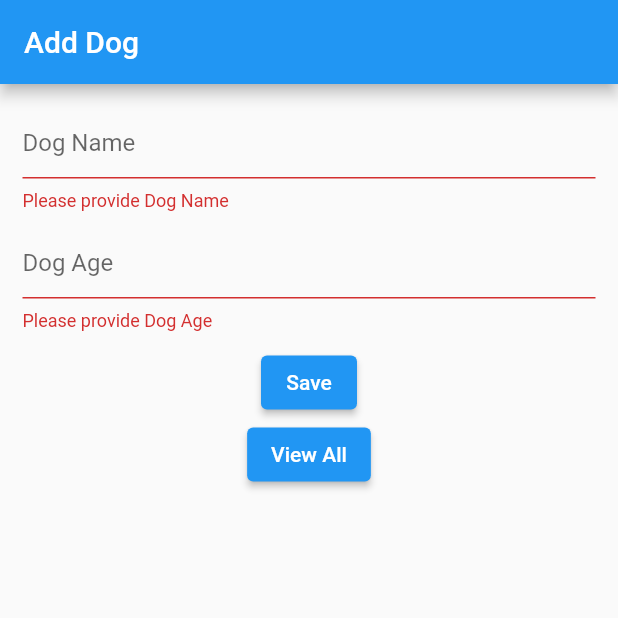
After one commit to haroonkhan9426/flutter_pseb_icu, a Flutter app: the screen it shows after launch, after a tap on "Save", on a phone screen of 412 x 824 dp, the top half of it. The commit adds this screen. Run offline on Flutter 3.47's test engine with Material 2 defaults, Android fonts, the phone set to English and light mode, and no system bars; our stand-ins replace shared_preferences, sqflite; accounts and stored records are empty.

Commit message:
database work done

```diff
--- a/session_12_13/lib/main.dart
+++ b/session_12_13/lib/main.dart
@@ -1,5 +1,6 @@
 import 'package:flutter/material.dart';
 import 'package:session_12_13/shared_preferences_example.dart';
+import 'package:session_12_13/sqlite_example/screens/add_dog_screen.dart';
 
 void main() {
   runApp(const MyApp());
@@ -25,7 +26,7 @@ class MyApp extends StatelessWidget {
         // is not restarted.
         primarySwatch: Colors.blue,
       ),
-      home: SharedPreferencesExample(),
+      home: AddDogScreen(),
     );
   }
 }
--- /dev/null
+++ b/session_12_13/lib/sqlite_example/db/database_helper.dart
@@ -0,0 +1,98 @@
+import 'dart:io';
+
+import 'package:path_provider/path_provider.dart';
+import 'package:session_12_13/sqlite_example/models/dog.dart';
+import 'package:sqflite/sqflite.dart';
+
+class DatabaseHelper {
+  ///
+  /// Database settings starts here..
+  ///
+  final dogsTable = 'dogs';
+
+  // database
+  DatabaseHelper._privateConstructor(); // Name constructor to create instance of database
+  static final DatabaseHelper instance = DatabaseHelper._privateConstructor();
+
+  static Database? _database;
+
+  // getter for database
+
+  Future<Database> get database async {
+    if (_database == null) {
+      _database = await initializeDatabase();
+    }
+    // _database ??= await initializeDatabase();
+    return _database!;
+  }
+
+  Future<Database> initializeDatabase() async {
+    // Get the directory path for both Android and iOS
+    // to store database
+
+    Directory directory = await getApplicationDocumentsDirectory();
+    String path = '${directory.path}/dogs.db';
+
+    // open/ create database at a given path
+    var studentsDatabase = await openDatabase(
+      path,
+      version: 1,
+      onCreate: _createDb,
+    );
+
+    return studentsDatabase;
+  }
+
+  void _createDb(Database db, int newVersion) async {
+    await db.execute('''Create TABLE dogs (
+                  id INTEGER PRIMARY KEY AUTOINCREMENT,
+                  name TEXT,
+                  age INTEGER )
+
+    ''');
+  }
+
+  ///
+  /// Database settings end here.
+
+  // insert
+  Future<int> insertDog(Dog dog) async {
+    // add dog to table
+
+    Database db = await instance.database;
+    int result = await db.insert('dogs', dog.toMap());
+    return result;
+  }
+
+  // read operation
+  Future<List<Dog>> getAllDogs() async {
+    List<Dog> dogs = [];
+
+    Database db = await instance.database;
+
+    // read data from table
+    List<Map<String, dynamic>> listMap = await db.query('dogs');
+
+    for (var dogMap in listMap) {
+      Dog dog = Dog.fromMap(dogMap);
+      dogs.add(dog);
+    }
+
+    return dogs;
+  }
+
+  // delete
+  Future<int> deleteDog(int id) async {
+    Database db = await instance.database;
+    int result = await db.delete('tbl_dog', where: 'id=?', whereArgs: [id]);
+    return result;
+  }
+
+  // update
+  Future<int> updateDog(Dog dog) async {
+    Database db = await instance.database;
+    int result = await db
+        .update('tbl_dog', dog.toMap(), where: 'id=?', whereArgs: [dog.id]);
+    return result;
+  }
+}
--- /dev/null
+++ b/session_12_13/lib/sqlite_example/models/dog.dart
@@ -0,0 +1,28 @@
+class Dog {
+  int? id;
+  late String name;
+  late int age;
+
+  Dog({
+    this.id,
+    required this.name,
+    required this.age,
+  });
+
+  // Convert a Dog into a Map. The keys must correspond to the names of the
+  // columns in the database.
+  Map<String, dynamic> toMap() {
+    return {
+      'id': id,
+      'name': name,
+      'age': age,
+    };
+  }
+
+  // Convert a Map to a Dog Object
+  Dog.fromMap(Map<String, dynamic> map) {
+    id = map['id'];
+    name = map['name'];
+    age = map['age'];
+  }
+}
--- /dev/null
+++ b/session_12_13/lib/sqlite_example/screens/add_dog_screen.dart
@@ -0,0 +1,93 @@
+import 'package:flutter/material.dart';
+import 'package:session_12_13/sqlite_example/db/database_helper.dart';
+import 'package:session_12_13/sqlite_example/models/dog.dart';
+import 'package:session_12_13/sqlite_example/screens/dogs_list_screen.dart';
+// import 'package:fluttertoast/fluttertoast.dart';
+
+class AddDogScreen extends StatefulWidget {
+  const AddDogScreen({Key? key}) : super(key: key);
+
+  @override
+  State<AddDogScreen> createState() => _AddDogScreenState();
+}
+
+class _AddDogScreenState extends State<AddDogScreen> {
+  late String name;
+  late int age;
+
+  var formKey = GlobalKey<FormState>();
+
+  @override
+  Widget build(BuildContext context) {
+    return Scaffold(
+      appBar: AppBar(
+        title: const Text('Add Dog'),
+      ),
+      body: Padding(
+        padding: const EdgeInsets.all(15.0),
+        child: SingleChildScrollView(
+          child: Form(
+            key: formKey,
+            child: Column(
+              children: [
+                TextFormField(
+                  decoration: const InputDecoration(hintText: 'Dog Name'),
+                  validator: (String? value) {
+                    if (value == null || value.isEmpty) {
+                      return 'Please provide Dog Name';
+                    }
+
+                    name = value;
+                    return null;
+                  },
+                ),
+                const SizedBox(
+                  height: 10,
+                ),
+                TextFormField(
+                  keyboardType: TextInputType.number,
+                  decoration: const InputDecoration(hintText: 'Dog Age'),
+                  validator: (String? value) {
+                    if (value == null || value.isEmpty) {
+                      return 'Please provide Dog Age';
+                    }
+
+                    age = int.parse(value);
+                    return null;
+                  },
+                ),
+                const SizedBox(
+                  height: 10,
+                ),
+                ElevatedButton(
+                    onPressed: () async {
+                      if (formKey.currentState!.validate()) {
+                        var dog = Dog(name: name, age: age);
+
+                        var dbHelper = DatabaseHelper.instance;
+                        int result = await dbHelper.insertDog(dog);
+
+                        if (result > 0) {
+                          // showDialog(context: context, builder: (context) => AlertDialog(ti));
+
+                          // Fluttertoast.showToast(msg: 'Dog Saved');
+                        }
+                      }
+                    },
+                    child: const Text('Save')),
+                ElevatedButton(
+                    onPressed: () {
+                      Navigator.of(context)
+                          .push(MaterialPageRoute(builder: (context) {
+                        return const DogsListScreen();
+                      }));
+                    },
+                    child: const Text('View All')),
+              ],
+            ),
+          ),
+        ),
+      ),
+    );
+  }
+}
--- /dev/null
+++ b/session_12_13/lib/sqlite_example/screens/update_dog_screen.dart
@@ -0,0 +1,88 @@
+import 'package:flutter/material.dart';
+// import 'package:fluttertoast/fluttertoast.dart';
+
+import '../db/database_helper.dart';
+import '../models/dog.dart';
+
+class UpdateDogScreen extends StatefulWidget {
+  final Dog dog;
+
+  const UpdateDogScreen({Key? key, required this.dog}) : super(key: key);
+
+  @override
+  State<UpdateDogScreen> createState() => _UpdateDogScreenState();
+}
+
+class _UpdateDogScreenState extends State<UpdateDogScreen> {
+  late String name;
+  late int age;
+
+  var formKey = GlobalKey<FormState>();
+
+  @override
+  Widget build(BuildContext context) {
+    return Scaffold(
+      appBar: AppBar(
+        title: const Text('Update Dog'),
+      ),
+      body: Padding(
+        padding: const EdgeInsets.all(15.0),
+        child: SingleChildScrollView(
+          child: Form(
+            key: formKey,
+            child: Column(
+              children: [
+                TextFormField(
+                  initialValue: widget.dog.name,
+                  decoration: const InputDecoration(hintText: 'Dog Name'),
+                  validator: (String? value) {
+                    if (value == null || value.isEmpty) {
+                      return 'Please provide Dog Name';
+                    }
+
+                    name = value;
+                    return null;
+                  },
+                ),
+                const SizedBox(
+                  height: 10,
+                ),
+                TextFormField(
+                  initialValue: widget.dog.age.toString(),
+                  keyboardType: TextInputType.number,
+                  decoration: const InputDecoration(hintText: 'Dog Age'),
+                  validator: (String? value) {
+                    if (value == null || value.isEmpty) {
+                      return 'Please provide Dog Age';
+                    }
+
+                    age = int.parse(value);
+                    return null;
+                  },
+                ),
+                const SizedBox(
+                  height: 10,
+                ),
+                ElevatedButton(
+                    onPressed: () async {
+                      if (formKey.currentState!.validate()) {
+                        var dog = Dog(id: widget.dog.id, name: name, age: age);
+
+                        var dbHelper = DatabaseHelper.instance;
+                        int result = await dbHelper.updateDog(dog);
+
+                        if (result > 0) {
+                          // Fluttertoast.showToast(msg: 'Dog Updated');
+                          Navigator.pop(context, 'done');
+                        }
+                      }
+                    },
+                    child: const Text('Update')),
+              ],
+            ),
+          ),
+        ),
+      ),
+    );
+  }
+}
--- a/session_12_13/pubspec.yaml
+++ b/session_12_13/pubspec.yaml
@@ -36,6 +36,8 @@ dependencies:
   cupertino_icons: ^1.0.2
   shared_preferences: ^2.0.15
   sqflite: ^2.0.2
+  path_provider: ^2.0.10
+  flutter_toastr: ^1.0.3
 
 dev_dependencies:
   flutter_test:
```
Also changed, not shown: session_12_13/lib/sqlite_example/screens/dogs_list_screen.dart (added, +142 -0 lines), session_12_13/pubspec.lock.
